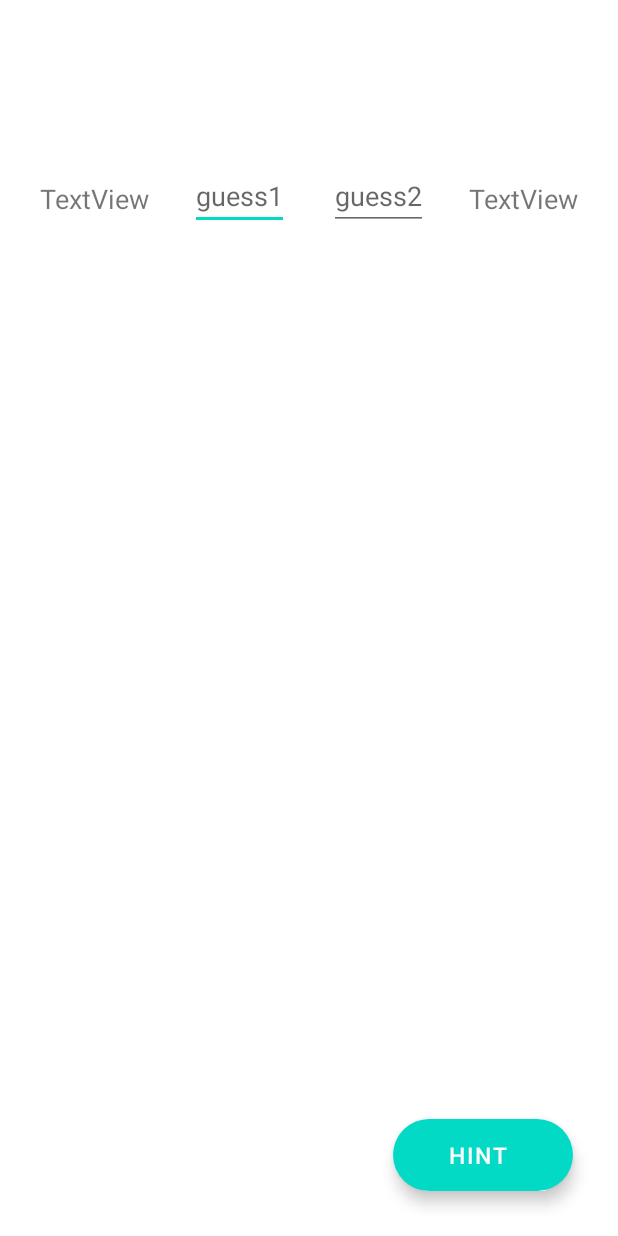
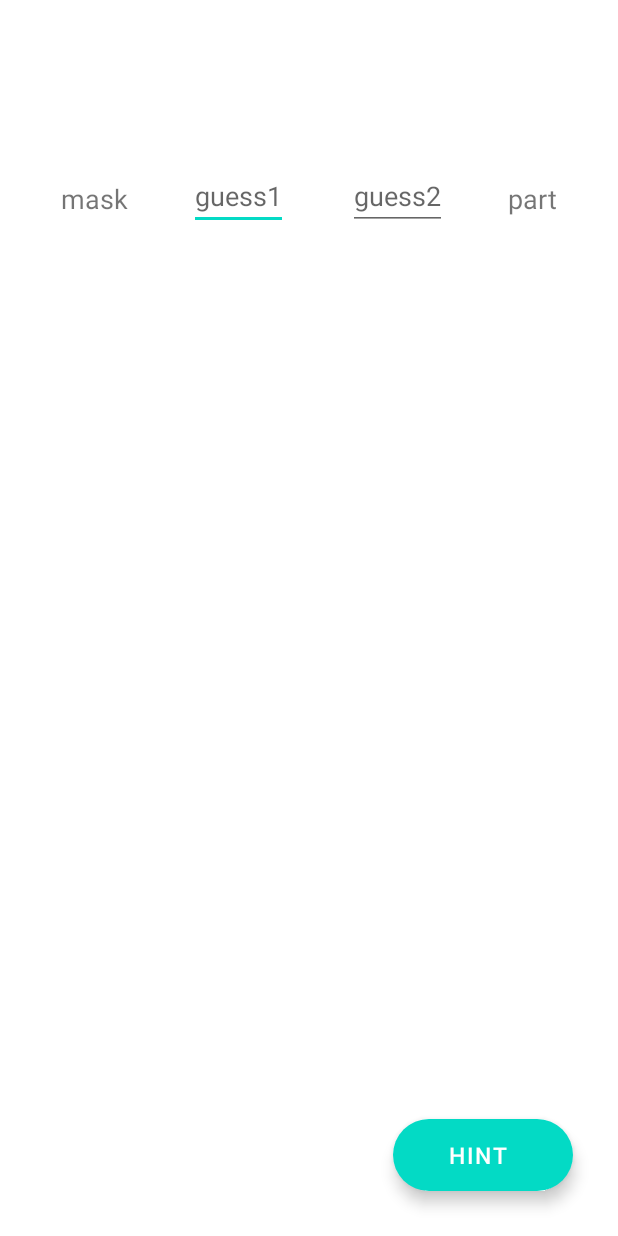
Before and after one commit to weichi2002/WordlyApp, an Android app: the layout activity_game.xml on its own in the app's theme, with its tools: preview values and no code run, on a phone screen of 412 x 824 dp. Run offline under Robolectric (Android 15) with nearby library versions, the phone set to English and light mode, and no system bars.

Commit message:
edited margins in the game config page

```diff
--- a/app/src/main/res/layout/activity_game.xml
+++ b/app/src/main/res/layout/activity_game.xml
@@ -39,7 +39,7 @@
         app:layout_constraintVertical_bias="0.15"
         android:layout_width="wrap_content"
         android:layout_height="wrap_content"
-        android:text="TextView"
+        android:text="mask"
         android:textSize = "18sp"
         app:layout_constraintEnd_toStartOf="@+id/textView3"
         app:layout_constraintHorizontal_bias="0.5"
@@ -54,7 +54,7 @@
         app:layout_constraintVertical_bias="0.15"
         android:layout_width="wrap_content"
         android:layout_height="wrap_content"
-        android:text="TextView"
+        android:text="part"
         app:layout_constraintEnd_toEndOf="parent"
         app:layout_constraintHorizontal_bias="0.5"
         android:textSize = "18sp"
--- a/app/src/main/res/layout/game_config.xml
+++ b/app/src/main/res/layout/game_config.xml
@@ -22,6 +22,7 @@
             android:layout_height="wrap_content"
             android:layout_weight="1"
             android:gravity="center"
+            android:layout_marginLeft="100dp"
             android:text="mask"
             android:textSize="15sp" />
 
@@ -31,6 +32,7 @@
             android:layout_height="wrap_content"
             android:layout_weight="1"
             android:gravity="center"
+            android:layout_marginRight="100dp"
             android:text="part"
             android:textSize="15sp" />
 
```
Also changed, not shown: app/src/main/java/edu/fandm/wchou/myapplication/Game.java (+34 -0 lines).
